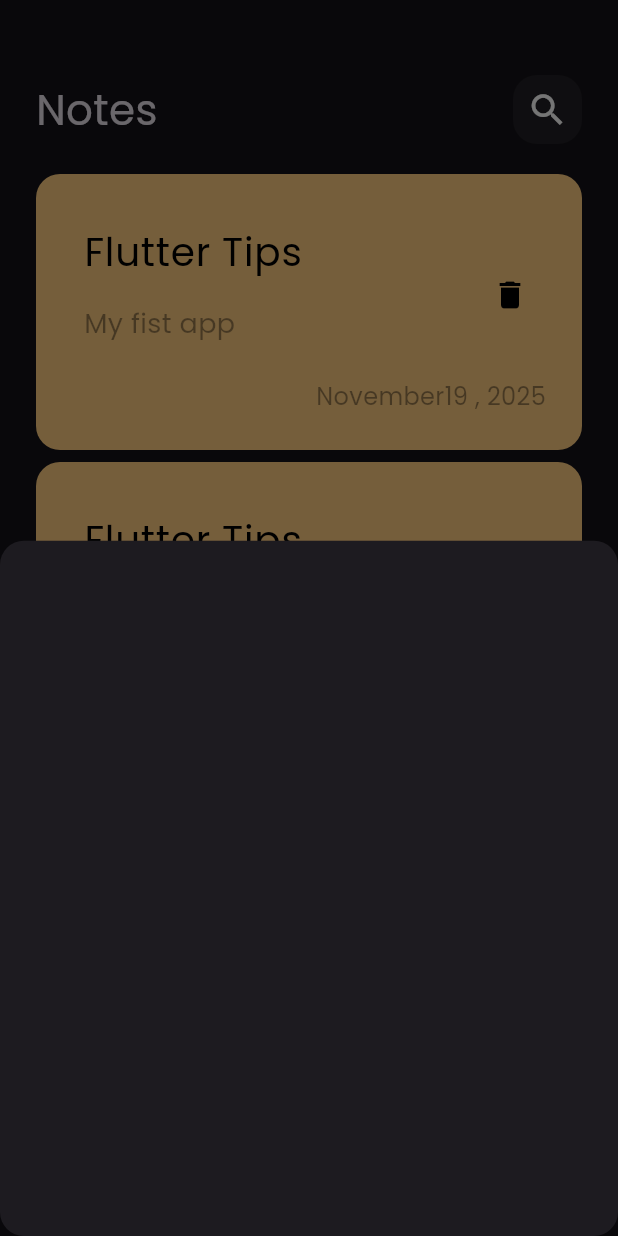
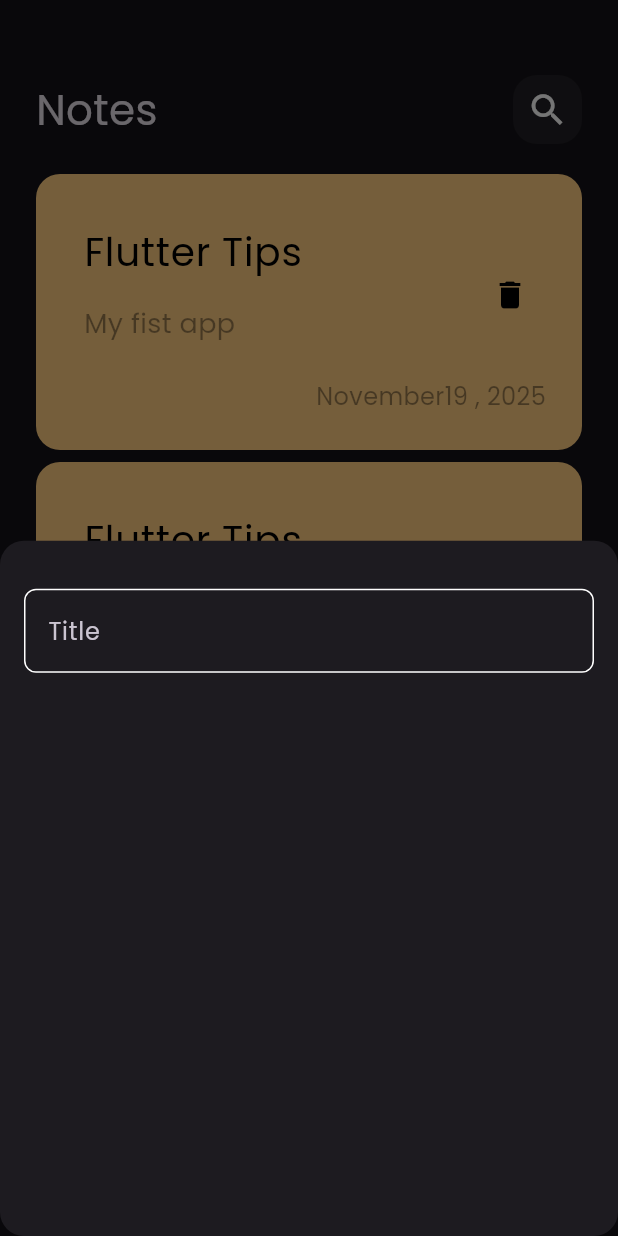
Before and after one commit to Yehia-Yehia1/notes_app, a Flutter app: the screen it shows after launch, after a tap on the "add" icon, on a phone screen of 412 x 824 dp. Run offline on Flutter 3.47's test engine with Material 3 defaults, Android fonts, the phone set to English and light mode, and no system bars.

Commit message:
create custom text field

```diff
--- /dev/null
+++ b/app/lib/constants.dart
@@ -0,0 +1,3 @@
+import 'package:flutter/animation.dart';
+
+const kPrimaryColor = Color(0xff62FCD7);
--- a/app/lib/views/widgets/add_note_bottom_sheet.dart
+++ b/app/lib/views/widgets/add_note_bottom_sheet.dart
@@ -1,3 +1,4 @@
+import 'package:app/views/widgets/custom_text_field.dart';
 import 'package:flutter/material.dart';
 
 class AddNoteBottomSheet extends StatelessWidget {
@@ -5,6 +6,9 @@ class AddNoteBottomSheet extends StatelessWidget {
 
   @override
   Widget build(BuildContext context) {
-    return Container();
+    return Padding(
+      padding: const EdgeInsets.symmetric(horizontal: 16),
+      child: Column(children: [SizedBox(height: 32), CustomTextField()]),
+    );
   }
 }
--- /dev/null
+++ b/app/lib/views/widgets/custom_text_field.dart
@@ -0,0 +1,26 @@
+import 'package:app/constants.dart';
+import 'package:flutter/material.dart';
+
+class CustomTextField extends StatelessWidget {
+  const CustomTextField({super.key});
+
+  @override
+  Widget build(BuildContext context) {
+    return TextField(
+      cursorColor: kPrimaryColor,
+      decoration: InputDecoration(
+        hintText: 'Title',
+        border: buildBorder(),
+        enabledBorder: buildBorder(),
+        focusedBorder: buildBorder(kPrimaryColor),
+      ),
+    );
+  }
+
+  OutlineInputBorder buildBorder([color]) {
+    return OutlineInputBorder(
+      borderRadius: BorderRadius.circular(8),
+      borderSide: BorderSide(color: color ?? Colors.white),
+    );
+  }
+}
```
